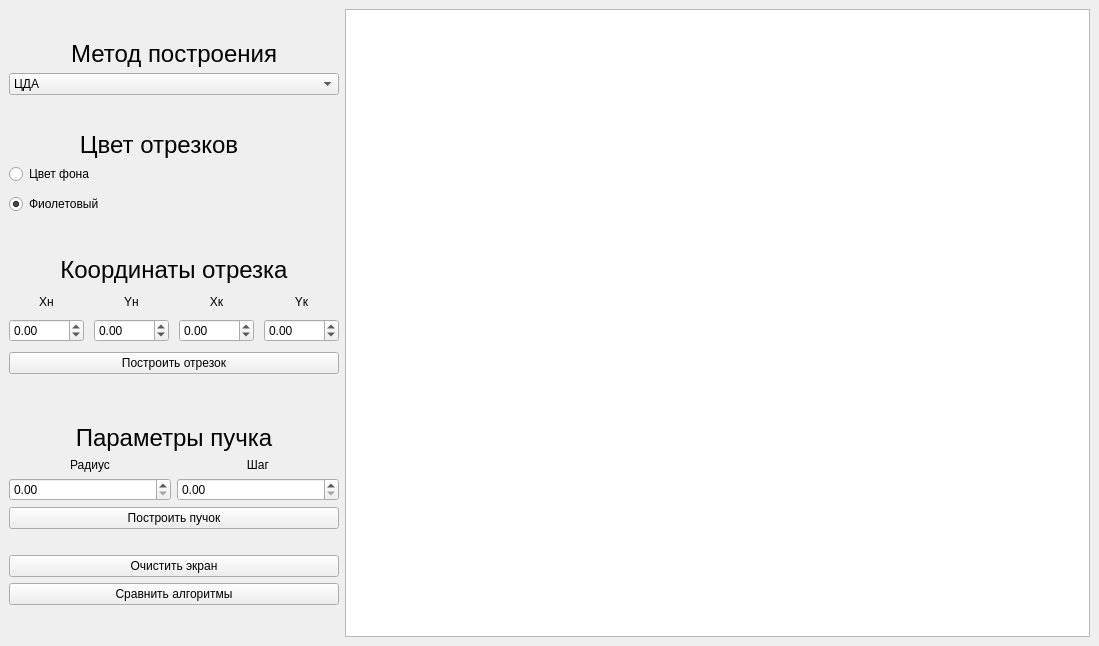
The window that lab_03/mainwindow.ui (Pangolierchick/IU7-Computer-Graphics) describes before a commit, drawn with Qt 5.
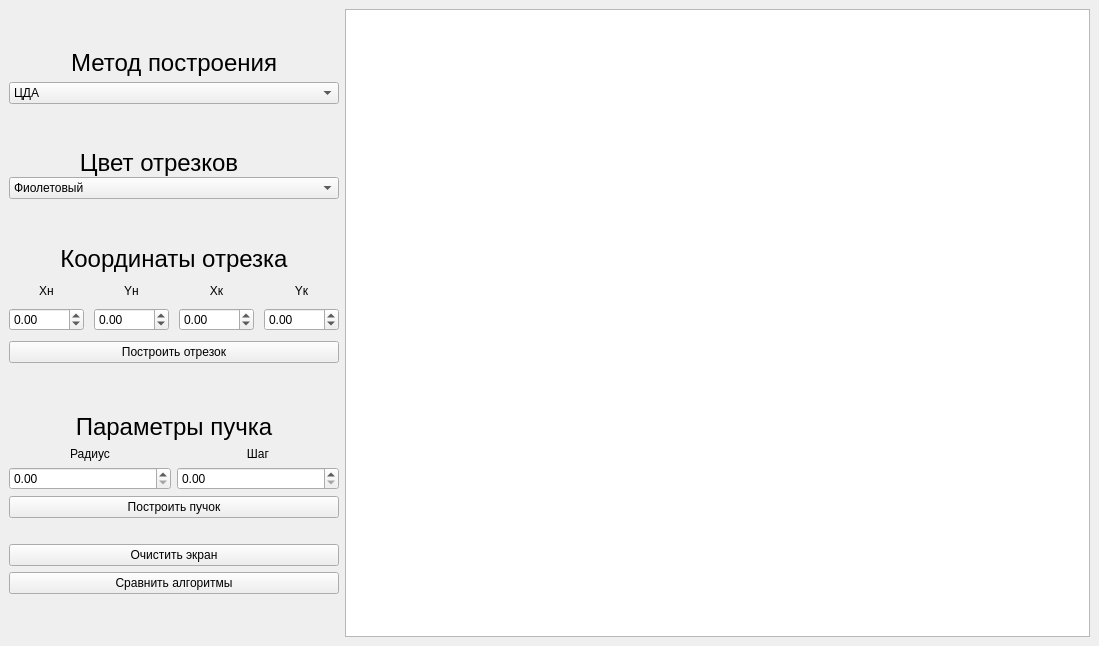
The same window after the commit.

The edit to the form file:
```diff
--- a/lab_03/mainwindow.ui
+++ b/lab_03/mainwindow.ui
@@ -146,47 +146,27 @@
          </widget>
         </item>
         <item>
-         <widget class="QRadioButton" name="use_background_color">
-          <property name="sizePolicy">
-           <sizepolicy hsizetype="Minimum" vsizetype="Fixed">
-            <horstretch>0</horstretch>
-            <verstretch>0</verstretch>
-           </sizepolicy>
-          </property>
-          <property name="maximumSize">
-           <size>
-            <width>16777215</width>
-            <height>30</height>
-           </size>
-          </property>
-          <property name="text">
-           <string>Цвет фона</string>
-          </property>
-          <property name="checked">
-           <bool>false</bool>
-          </property>
-         </widget>
-        </item>
-        <item>
-         <widget class="QRadioButton" name="use_purple_color">
-          <property name="sizePolicy">
-           <sizepolicy hsizetype="Minimum" vsizetype="Fixed">
-            <horstretch>0</horstretch>
-            <verstretch>0</verstretch>
-           </sizepolicy>
-          </property>
-          <property name="maximumSize">
-           <size>
-            <width>16777215</width>
-            <height>30</height>
-           </size>
-          </property>
-          <property name="text">
-           <string>Фиолетовый</string>
-          </property>
-          <property name="checked">
-           <bool>true</bool>
-          </property>
+         <widget class="QComboBox" name="colorBox">
+          <item>
+           <property name="text">
+            <string>Фиолетовый</string>
+           </property>
+          </item>
+          <item>
+           <property name="text">
+            <string>Черный</string>
+           </property>
+          </item>
+          <item>
+           <property name="text">
+            <string>Синий</string>
+           </property>
+          </item>
+          <item>
+           <property name="text">
+            <string>Задний фон</string>
+           </property>
+          </item>
          </widget>
         </item>
        </layout>
@@ -490,7 +470,11 @@
           <item>
            <layout class="QHBoxLayout" name="horizontalLayout_6">
             <item>
-             <widget class="QDoubleSpinBox" name="bundle_radius_spin"/>
+             <widget class="QDoubleSpinBox" name="bundle_radius_spin">
+              <property name="maximum">
+               <double>10000.000000000000000</double>
+              </property>
+             </widget>
             </item>
             <item>
              <widget class="QDoubleSpinBox" name="bundle_step_spin"/>
```
